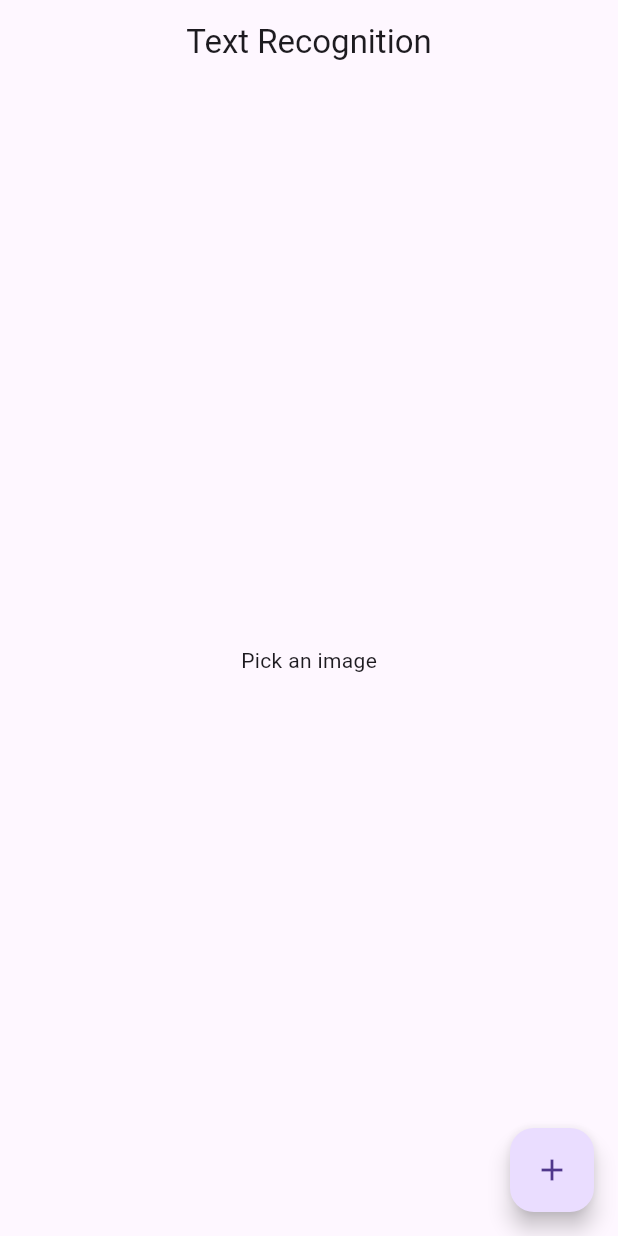
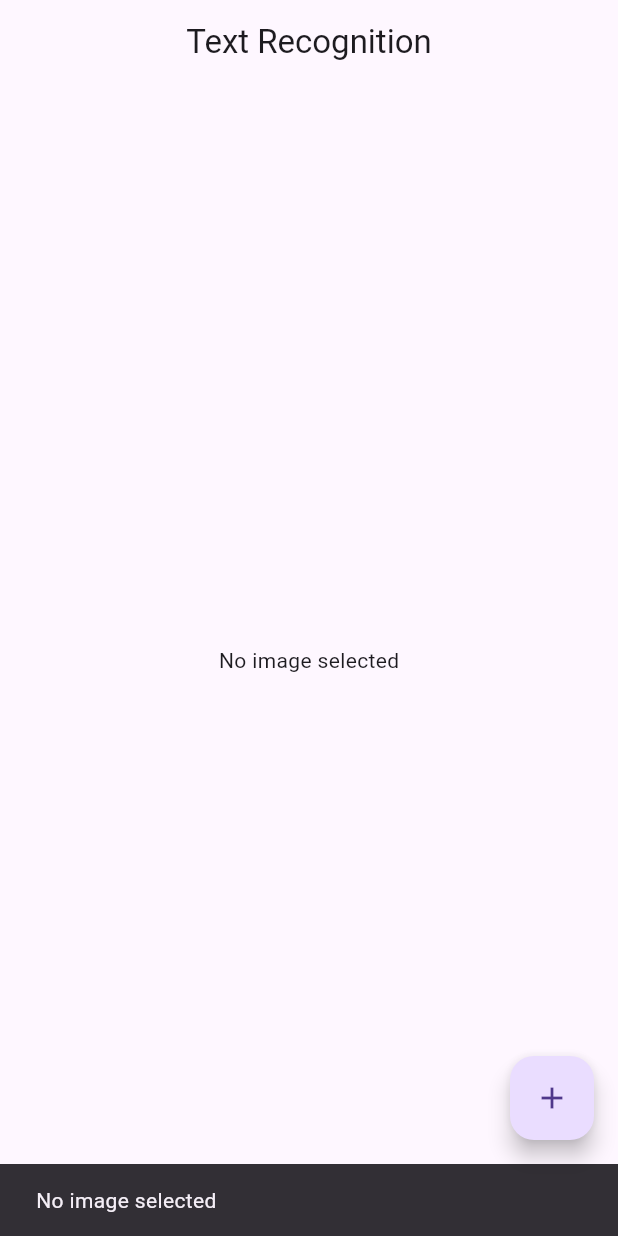
Before and after one commit to prabashwara65/Flutter-Ml, a Flutter app: the screen it shows after launch, after a tap on the "add" icon, on a phone screen of 412 x 824 dp. Run offline on Flutter 3.47's test engine with Material 3 defaults, Android fonts, the phone set to English and light mode, and no system bars; our stand-ins replace permission_handler; missing offline and left inert: gallery_picker.

Commit message:
add permissions

```diff
--- a/lib/screens/home_page.dart
+++ b/lib/screens/home_page.dart
@@ -3,6 +3,7 @@ import 'dart:io';
 import 'package:flutter/material.dart';
 import 'package:gallery_picker/gallery_picker.dart';
 import 'package:gallery_picker/models/media_file.dart';
+import 'package:permission_handler/permission_handler.dart';
 
 class HomePage extends StatefulWidget {
   @override
@@ -21,25 +22,58 @@ class _HomePageState extends State<HomePage> {
       ),
       body: _buildUI(),
       floatingActionButton: FloatingActionButton(
-        onPressed: () async {
-          List<MediaFile>? media = await GalleryPicker.pickMedia(context: context, singleMedia: true);
-
-          if (media != null && media.isNotEmpty) {
-            var data = await media.first.getFile();
-            setState(() {
-              selectedMedia = data;
-            });
-          }
-        },
+        onPressed: _checkPermissionsAndPickMedia,
         child: const Icon(Icons.add),
       ),
     );
   }
 
+  Future<void> _checkPermissionsAndPickMedia() async {
+    // Request storage permission
+    PermissionStatus status = await Permission.storage.request();
+
+    if (status.isGranted) {
+      // If permission is granted, proceed to pick media
+      _pickMedia();
+    } else if (status.isDenied || status.isPermanentlyDenied) {
+      // If permission is denied, show a message
+      ScaffoldMessenger.of(context).showSnackBar(
+        SnackBar(content: Text('Storage permission is required to pick an image.')),
+      );
+    }
+  }
+
+  Future<void> _pickMedia() async {
+    try {
+      List<MediaFile>? media = await GalleryPicker.pickMedia(context: context, singleMedia: true);
+
+      if (media != null && media.isNotEmpty) {
+        var data = await media.first.getFile();
+        print('Selected media path: ${data.path}'); // Debug print
+        if (await data.exists()) {
+          setState(() {
+            selectedMedia = data;
+          });
+        } else {
+          print('File does not exist');
+        }
+      } else {
+        ScaffoldMessenger.of(context).showSnackBar(
+          SnackBar(content: Text('No image selected')),
+        );
+      }
+    } catch (e) {
+      print('Error picking media: $e');
+      ScaffoldMessenger.of(context).showSnackBar(
+        SnackBar(content: Text('Failed to pick image')),
+      );
+    }
+  }
+
   Widget _buildUI() {
     return Center(
       child: selectedMedia == null
-        ? const Text("Pick an image")
+        ? const Text("No image selected")
         : Image.file(selectedMedia!, width: 200),
     );
   }
```
